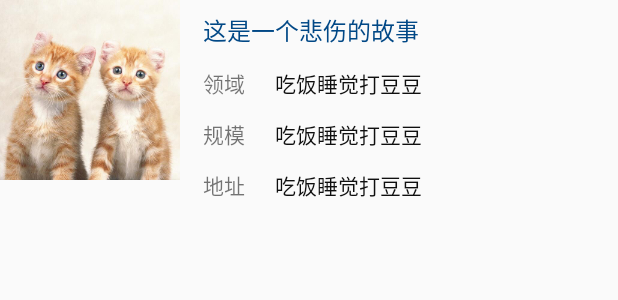
After one commit to lgst/douding, an Android app: the layout item_factory_list_factory.xml on its own in the app's theme, with its tools: preview values and no code run, on a phone screen of 412 x 824 dp. The commit adds this screen. Shown: the top 300 px of the screen. Run offline under Robolectric (Android 15) with nearby library versions, the phone set to English and light mode, and no system bars.

Commit message:
liukaiqiang:xiufulebug

```diff
--- /dev/null
+++ b/app/src/main/res/layout/item_factory_list_factory.xml
@@ -0,0 +1,112 @@
+<?xml version="1.0" encoding="utf-8"?>
+<LinearLayout xmlns:android="http://schemas.android.com/apk/res/android"
+    android:layout_width="match_parent"
+    android:layout_height="match_parent">
+    <LinearLayout
+        android:layout_width="match_parent"
+        android:layout_height="match_parent"
+        android:orientation="horizontal">
+        <LinearLayout
+            android:layout_width="120dp"
+            android:layout_height="120dp">
+            <ImageView
+                android:layout_width="match_parent"
+                android:layout_height="match_parent"
+                android:layout_gravity="center"
+                android:src="@mipmap/f_factory"
+                />
+
+        </LinearLayout>
+
+        <LinearLayout
+            android:layout_width="match_parent"
+            android:layout_height="match_parent"
+            android:orientation="vertical">
+            <TextView
+                android:id="@+id/tv_factory_title"
+                android:layout_width="wrap_content"
+                android:layout_height="wrap_content"
+                android:paddingBottom="5dp"
+                android:paddingTop="8dp"
+                android:paddingLeft="15dp"
+                android:paddingRight="10dp"
+                android:text="这是一个悲伤的故事"
+                android:textColor="@color/factorysizecolor"
+                android:textSize="16sp"/>
+            <LinearLayout
+                android:layout_width="match_parent"
+                android:layout_height="wrap_content"
+                android:orientation="horizontal">
+                <TextView
+                    android:layout_width="wrap_content"
+                    android:layout_height="wrap_content"
+                    android:text="领域"
+                    android:paddingTop="7dp"
+                    android:paddingBottom="5dp"
+                    android:paddingLeft="15dp"
+                    android:paddingRight="10dp"
+                    />
+                <TextView
+                    android:id="@+id/tv_factory_field"
+                    android:layout_width="wrap_content"
+                    android:layout_height="wrap_content"
+                    android:text="吃饭睡觉打豆豆"
+                    android:textColor="@color/factorysize"
+                    android:paddingTop="7dp"
+                    android:paddingBottom="5dp"
+                    android:paddingLeft="10dp"
+                    android:paddingRight="10dp"/>
+            </LinearLayout>
+            <LinearLayout
+                android:layout_width="match_parent"
+                android:layout_height="wrap_content"
+                android:orientation="horizontal">
+                <TextView
+                    android:layout_width="wrap_content"
+                    android:layout_height="wrap_content"
+                    android:text="规模"
+                    android:paddingTop="7dp"
+                    android:paddingBottom="5dp"
+                    android:paddingLeft="15dp"
+                    android:paddingRight="10dp"
+                    />
+                <TextView
+                    android:id="@+id/tv_factory_scale"
+                    android:layout_width="wrap_content"
+                    android:layout_height="wrap_content"
+                    android:text="吃饭睡觉打豆豆"
+                    android:textColor="@color/factorysize"
+                    android:paddingTop="7dp"
+                    android:paddingBottom="5dp"
+                    android:paddingLeft="10dp"
+                    android:paddingRight="10dp"/>
+            </LinearLayout>
+            <LinearLayout
+                android:layout_width="match_parent"
+                android:layout_height="wrap_content"
+                android:orientation="horizontal">
+                <TextView
+                    android:id="@+id/tv_factory_address"
+                    android:layout_width="wrap_content"
+                    android:layout_height="wrap_content"
+                    android:text="地址"
+                    android:paddingTop="7dp"
+                    android:paddingBottom="5dp"
+                    android:paddingLeft="15dp"
+                    android:paddingRight="10dp"
+                    />
+                <TextView
+                    android:layout_width="wrap_content"
+                    android:layout_height="wrap_content"
+                    android:text="吃饭睡觉打豆豆"
+                    android:textColor="@color/factorysize"
+                    android:paddingTop="7dp"
+                    android:paddingBottom="5dp"
+                    android:paddingLeft="10dp"
+                    android:paddingRight="10dp"/>
+            </LinearLayout>
+        </LinearLayout>
+
+    </LinearLayout>
+
+</LinearLayout>
--- a/app/src/main/res/values/colors.xml
+++ b/app/src/main/res/values/colors.xml
@@ -16,6 +16,9 @@
     <color name="grey_lightE">#EEEEEE</color>
     <color name="alpha">#00000000</color>
 
+    <color name="factorysizecolor">#014886</color>
+    <color name="factorysize">#0F0F0F</color>
+
     <color name="select_pic_bg">#014886</color>
     <color name="all_bg_color">#013461</color>
     <color name="base_color_text_white">#FFFFFFFF</color>
--- a/app/src/main/res/values/strings.xml
+++ b/app/src/main/res/values/strings.xml
@@ -114,6 +114,8 @@
     <string name="loading_data">加载数据中...</string>
     <string name="originality">创意</string>
 
+    <string name="factory">中国智造</string>
+
     <string-array name="originalityTypes">
         <item>农林牧副渔</item>
         <item>通讯计算机</item>
```
Also changed, not shown: app/src/main/java/com/ddgj/dd/activity/FactoryActivity.java (added, +61 -0 lines), app/src/main/java/com/ddgj/dd/adapter/FactoryAdapter.java (added, +80 -0 lines), app/src/main/java/com/ddgj/dd/adapter/FactoryProductsAdapter.java (added, +8 -0 lines), app/src/main/res/layout/activity_factory.xml (added, +66 -0 lines), app/src/main/res/layout/item_factory_list_products.xml (added, +58 -0 lines), app/src/main/res/mipmap-xxhdpi/f_factory.jpg (added), app/src/main/res/mipmap-xxhdpi/f_product.jpg (added).
